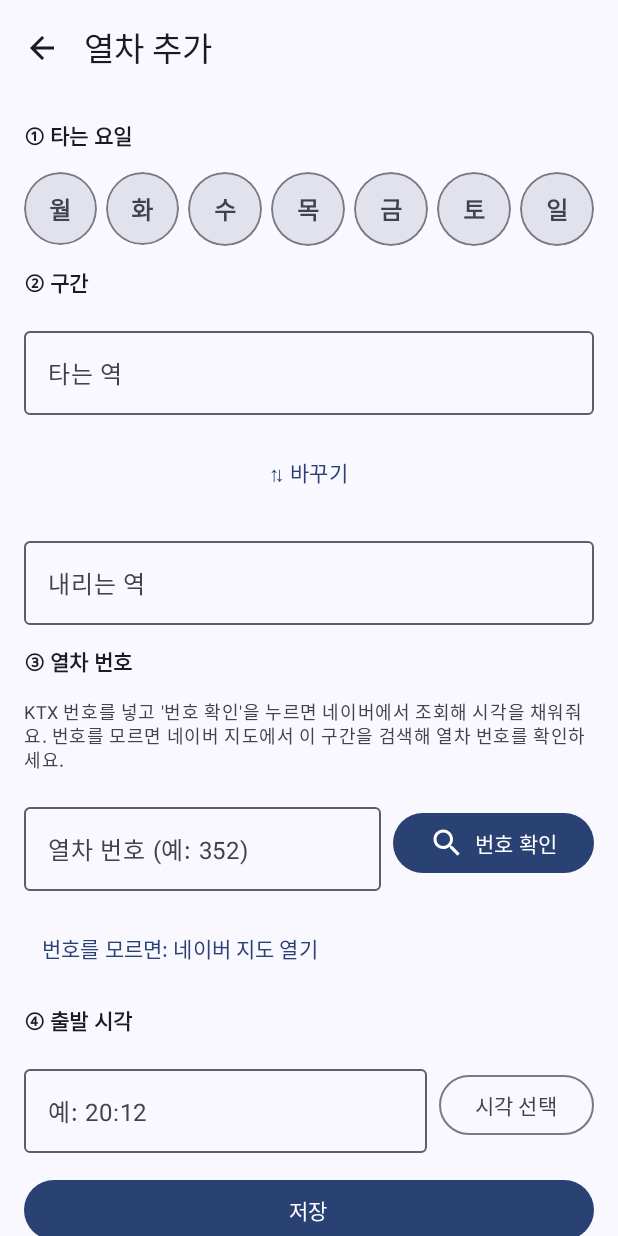
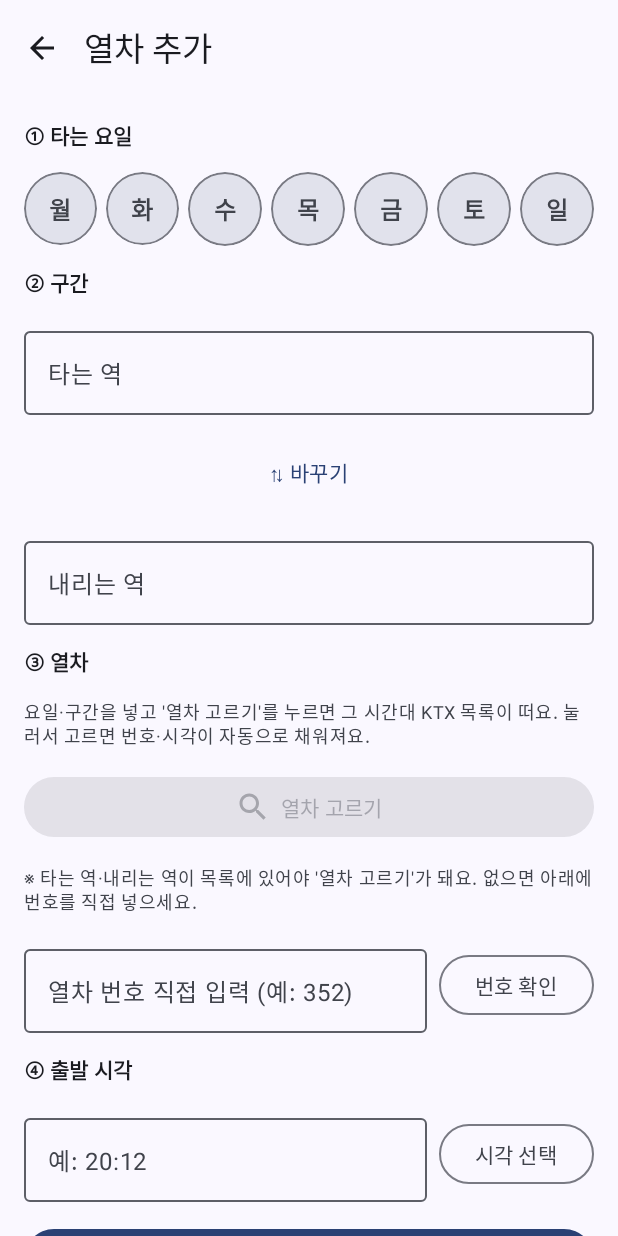
Before and after one commit to jstn0713/ktx-delay-alert, an Android app built with Jetpack Compose: the screen it shows after launch (MainActivity), after a tap on "열차 추가하기", on a phone screen of 412 x 824 dp. Run offline under Robolectric (Android 15) with nearby library versions, the phone set to English and light mode, and no system bars.

Commit message:
열차 고르기(앱 안에서 열차 목록으로 선택) 추가
네이버 길찾기 transit 응답으로 노선의 KTX 목록(번호·시각)을 받아, 요일·구간·
시간만 넣으면 목록에서 눌러 고르게 함. 번호를 몰라도 등록 가능(19:45/19:54 등).
지연은 기존 train-time 그대로 사용(transit에는 지연값이 없음).

- NaverClient.searchRoute + NaverRouteParser(transit paths → KTX 목록)
- Stations: 주요 KTX 역 좌표 내장(길찾기 좌표 필요)
- 등록 화면에 '열차 고르기' 추가, 번호 직접 입력은 대체 수단으로 유지
- 테스트 추가(transit 파싱: KTX 추출·지하철 제외·중복 제거)

Co-Authored-By: Claude Opus 4.8 <noreply@anthropic.com>
Claude-Session: https://claude.ai/code/session_01TDZoqpdCnTrspywGX8pskM

```diff
--- a/app/src/main/java/io/github/jstn0713/ktxdelay/core/Stations.kt
+++ b/app/src/main/java/io/github/jstn0713/ktxdelay/core/Stations.kt
@@ -1,23 +1,82 @@
 package io.github.jstn0713.ktxdelay.core
 
-/** 역 이름 입력할 때 보여줄 추천 목록 (KTX가 서는 주요 역). 목록에 없는 역도 직접 입력하면 된다. */
+/** KTX 정차역(좌표 포함). 네이버 길찾기(transit) 호출에 좌표가 필요하다. */
+data class Station(val name: String, val lat: Double, val lng: Double)
+
 object Stations {
-    val KTX = listOf(
-        "서울", "용산", "수서", "광명", "영등포", "수원", "행신", "청량리", "상봉",
-        "동탄", "평택지제", "천안아산", "오송", "대전", "서대전", "계룡", "논산", "공주",
-        "김천구미", "서대구", "동대구", "대구", "신경주", "경주", "울산(통도사)", "태화강", "부산", "구포", "부전",
-        "포항", "밀양", "진영", "창원중앙", "창원", "마산", "진주",
-        "익산", "김제", "정읍", "장성", "광주송정", "나주", "목포",
-        "전주", "남원", "곡성", "구례구", "순천", "여천", "여수EXPO",
-        "양평", "서원주", "만종", "횡성", "둔내", "평창", "진부(오대산)", "강릉", "정동진", "묵호", "동해",
-        "원주", "제천", "단양", "풍기", "영주", "안동", "의성", "영천",
+    /** 주요 KTX 역 (이름, 위도, 경도) — 네이버 역 데이터 기준 */
+    val LIST: List<Station> = listOf(
+        Station("서울", 37.554073, 126.9707021),
+        Station("용산", 37.5300508, 126.9650777),
+        Station("영등포", 37.5152412, 126.9071024),
+        Station("광명", 37.416534, 126.8848035),
+        Station("수원", 37.2660447, 126.9997956),
+        Station("행신", 37.6121179, 126.8343245),
+        Station("청량리", 37.58103, 127.0487122),
+        Station("상봉", 37.5970913, 127.0858735),
+        Station("수서", 37.4855438, 127.1043773),
+        Station("동탄", 37.1998621, 127.0954914),
+        Station("평택지제", 37.0188014, 127.0698621),
+        Station("천안아산", 36.794568, 127.104369),
+        Station("오송", 36.6200524, 127.3275639),
+        Station("대전", 36.33235, 127.4342),
+        Station("서대전", 36.3225755, 127.4036881),
+        Station("공주", 36.3323631, 127.0967682),
+        Station("계룡", 36.2728953, 127.265287),
+        Station("논산", 36.2072692, 127.0924043),
+        Station("김천구미", 36.1133434, 128.1809962),
+        Station("동대구", 35.8796734, 128.6284589),
+        Station("서대구", 35.8815475, 128.5399747),
+        Station("경산", 35.8192496, 128.7277131),
+        Station("밀양", 35.474472, 128.771162),
+        Station("구포", 35.2054351, 128.9971252),
+        Station("부산", 35.1151869, 129.0416007),
+        Station("울산(통도사)", 35.5514086, 129.1379724),
+        Station("경주", 35.7983496, 129.1389373),
+        Station("포항", 36.0716843, 129.3419644),
+        Station("태화강", 35.5386687, 129.3533533),
+        Station("마산", 35.2361035, 128.5771588),
+        Station("창원", 35.2573648, 128.6067776),
+        Station("창원중앙", 35.2423233, 128.7013406),
+        Station("진주", 35.1507068, 128.1179095),
+        Station("익산", 35.940496, 126.945758),
+        Station("김제", 35.7924479, 126.9028903),
+        Station("정읍", 35.5755323, 126.8423939),
+        Station("장성", 35.3, 126.780175),
+        Station("광주송정", 35.137757, 126.79095),
+        Station("나주", 35.0142925, 126.7170689),
+        Station("목포", 34.7911599, 126.386563),
+        Station("전주", 35.8498404, 127.1618183),
+        Station("남원", 35.411255, 127.361335),
+        Station("순천", 34.9457781, 127.5032322),
+        Station("여수EXPO", 34.753011, 127.748926),
+        Station("서원주", 37.3490322, 127.8399712),
+        Station("원주", 37.3159473, 127.9218976),
+        Station("만종", 37.3536649, 127.8930952),
+        Station("평창", 37.5623575, 128.4298575),
+        Station("진부(오대산)", 37.6428022, 128.5744664),
+        Station("강릉", 37.7645689, 128.8995705),
+        Station("정동진", 37.6914429, 129.0326875),
+        Station("동해", 37.4980743, 129.1237222),
+        Station("안동", 36.5748199, 128.6747718),
+        Station("영주", 36.8108607, 128.6249989),
+        Station("제천", 37.1278717, 128.2054534),
+        Station("인천공항T1", 37.4468263, 126.4515453),
+        Station("인천공항T2", 37.4684717, 126.4324851),
     )
 
+    private val BY_NAME = LIST.associateBy { normStation(it.name) }
+
+    fun find(name: String): Station? = BY_NAME[normStation(name)]
+
+    /** 이름 목록 (자동완성용) */
+    val KTX: List<String> = LIST.map { it.name }
+
     fun suggest(input: String, limit: Int = 8): List<String> {
-        val q = input.trim()
+        val q = normStation(input)
         if (q.isEmpty()) return listOf("천안아산", "수서", "서울", "오송", "대전", "동대구", "부산", "광명").take(limit)
-        val starts = KTX.filter { it.startsWith(q) }
-        val contains = KTX.filter { !it.startsWith(q) && it.contains(q) }
-        return (starts + contains).filter { it != q }.take(limit)
+        val starts = KTX.filter { normStation(it).startsWith(q) }
+        val contains = KTX.filter { !normStation(it).startsWith(q) && normStation(it).contains(q) }
+        return (starts + contains).filter { normStation(it) != q }.take(limit)
     }
 }
--- a/app/src/main/java/io/github/jstn0713/ktxdelay/ui/TrainsScreen.kt
+++ b/app/src/main/java/io/github/jstn0713/ktxdelay/ui/TrainsScreen.kt
@@ -61,7 +61,12 @@ import io.github.jstn0713.ktxdelay.core.DAY_NAMES
 import io.github.jstn0713.ktxdelay.core.LookupResult
 import io.github.jstn0713.ktxdelay.core.Monitor
 import io.github.jstn0713.ktxdelay.core.NaverClient
+import io.github.jstn0713.ktxdelay.core.RouteResult
+import io.github.jstn0713.ktxdelay.core.RouteTrain
 import io.github.jstn0713.ktxdelay.core.Stations
+import androidx.compose.material3.HorizontalDivider
+import androidx.compose.foundation.layout.heightIn
+import java.time.LocalDateTime
 import io.github.jstn0713.ktxdelay.core.Texts
 import io.github.jstn0713.ktxdelay.core.WatchTrain
 import io.github.jstn0713.ktxdelay.core.hm
@@ -155,6 +160,37 @@ fun TrainEditorScreen(initial: WatchTrain, isNew: Boolean, onClose: () -> Unit)
     var checking by remember { mutableStateOf(false) }
     var checkResult by remember { mutableStateOf<String?>(null) }
     var checkOk by remember { mutableStateOf(false) }
+    var company by remember { mutableStateOf(initial.railwayCompany) }
+
+    var pickOpen by remember { mutableStateOf(false) }
+    var picking by remember { mutableStateOf(false) }
+    var pickList by remember { mutableStateOf<List<RouteTrain>>(emptyList()) }
+    var pickError by remember { mutableStateOf<String?>(null) }
+
+    val depStation = Stations.find(dep)
+    val arrStation = Stations.find(arr)
+
+    fun runPick(fromTime: LocalTime, append: Boolean) {
+        val d = depStation ?: return
+        val a = arrStation ?: return
+        picking = true
+        pickError = null
+        scope.launch {
+            val today = nowKst().toLocalDate()
+            val date = if (days.isEmpty()) today
+            else (0..7).map { today.plusDays(it.toLong()) }.firstOrNull { it.dayOfWeek.value in days } ?: today
+            val res = withContext(Dispatchers.IO) { NaverClient().searchRoute(d, a, LocalDateTime.of(date, fromTime)) }
+            when (res) {
+                is RouteResult.Success -> {
+                    val merged = if (append) (pickList + res.trains).distinctBy { it.trainNo } else res.trains
+                    pickList = merged.sortedBy { it.depTime }
+                    if (merged.isEmpty()) pickError = "이 시간대에 조회된 KTX가 없어요."
+                }
+                is RouteResult.Failure -> pickError = res.message
+            }
+            picking = false
+        }
+    }
 
     fun checkDate(): LocalDate {
         val today = nowKst().toLocalDate()
@@ -185,6 +221,7 @@ fun TrainEditorScreen(initial: WatchTrain, isNew: Boolean, onClose: () -> Unit)
                     } else {
                         checkOk = true
                         trainName = t.trainName
+                        company = t.company
                         depStop.schedDep?.let { timeText = it.hm() }
                         arrTime = arrStop?.schedArr
                         val nowk = nowKst()
@@ -235,6 +272,7 @@ fun TrainEditorScreen(initial: WatchTrain, isNew: Boolean, onClose: () -> Unit)
                 trainNo = trainNo.filter { it.isDigit() }.trimStart('0'),
                 trainName = trainName,
                 arrTime = arrTime,
+                railwayCompany = company,
             ),
         )
         afterChange(ctx)
@@ -291,29 +329,44 @@ fun TrainEditorScreen(initial: WatchTrain, isNew: Boolean, onClose: () -> Unit)
             }
             StationField("내리는 역", arr) { arr = it; checkOk = false }
 
-            Text("③ 열차 번호", style = MaterialTheme.typography.titleSmall, fontWeight = FontWeight.Bold)
+            Text("③ 열차", style = MaterialTheme.typography.titleSmall, fontWeight = FontWeight.Bold)
             Text(
-                "KTX 번호를 넣고 '번호 확인'을 누르면 네이버에서 조회해 시각을 채워줘요. " +
-                    "번호를 모르면 네이버 지도에서 이 구간을 검색해 열차 번호를 확인하세요.",
+                "요일·구간을 넣고 '열차 고르기'를 누르면 그 시간대 KTX 목록이 떠요. " +
+                    "눌러서 고르면 번호·시각이 자동으로 채워져요.",
                 style = MaterialTheme.typography.bodySmall,
                 color = MaterialTheme.colorScheme.onSurfaceVariant,
             )
+            Button(
+                enabled = depStation != null && arrStation != null && !picking,
+                onClick = {
+                    pickOpen = true
+                    pickList = emptyList()
+                    runPick(parseHm(timeText) ?: nowKst().toLocalTime(), append = false)
+                },
+                modifier = Modifier.fillMaxWidth(),
+            ) {
+                Icon(Icons.Filled.Search, contentDescription = null)
+                Text("  열차 고르기")
+            }
+            if (depStation == null || arrStation == null) {
+                Text(
+                    "※ 타는 역·내리는 역이 목록에 있어야 '열차 고르기'가 돼요. 없으면 아래에 번호를 직접 넣으세요.",
+                    style = MaterialTheme.typography.bodySmall,
+                    color = MaterialTheme.colorScheme.onSurfaceVariant,
+                )
+            }
             Row(horizontalArrangement = Arrangement.spacedBy(8.dp), verticalAlignment = Alignment.CenterVertically) {
                 OutlinedTextField(
                     value = trainNo,
                     onValueChange = { trainNo = it.filter { c -> c.isDigit() }; checkOk = false },
-                    label = { Text("열차 번호 (예: 352)") },
+                    label = { Text("열차 번호 직접 입력 (예: 352)") },
                     singleLine = true,
                     keyboardOptions = KeyboardOptions(keyboardType = KeyboardType.Number),
                     modifier = Modifier.weight(1f),
                 )
-                Button(enabled = !checking, onClick = { verifyNumber() }) {
-                    Icon(Icons.Filled.Search, contentDescription = null)
-                    Text("  번호 확인")
+                OutlinedButton(enabled = !checking, onClick = { verifyNumber() }) {
+                    Text("번호 확인")
                 }
-            }
-            TextButton(onClick = { PhoneSetup.openUrl(ctx, "https://map.naver.com/") }) {
-                Text("번호를 모르면: 네이버 지도 열기")
             }
             if (checking) CircularProgressIndicator(Modifier.size(24.dp))
             checkResult?.let { msg ->
@@ -350,6 +403,51 @@ fun TrainEditorScreen(initial: WatchTrain, isNew: Boolean, onClose: () -> Unit)
             Button(onClick = { save() }, modifier = Modifier.fillMaxWidth()) { Text("저장") }
             Spacer(Modifier.size(40.dp))
         }
+    }
+
+    if (pickOpen) {
+        AlertDialog(
+            onDismissRequest = { pickOpen = false },
+            title = { Text("열차 고르기 · $dep → $arr") },
+            text = {
+                Column(Modifier.heightIn(max = 460.dp).verticalScroll(rememberScrollState())) {
+                    pickError?.let { Text(it, color = MaterialTheme.colorScheme.error) }
+                    pickList.forEach { t ->
+                        Column(
+                            Modifier.fillMaxWidth().clickable {
+                                trainNo = t.displayNo
+                                trainName = t.trainName
+                                timeText = t.depTime.hm()
+                                arrTime = t.arrTime
+                                company = t.company
+                                checkOk = true
+                                checkResult = "선택됨: ${t.trainName} ${t.displayNo} · ${t.depTime.hm()} 출발 → ${t.arrTime.hm()} 도착"
+                                pickOpen = false
+                            }.padding(vertical = 10.dp),
+                        ) {
+                            Text(
+                                "${t.depTime.hm()} → ${t.arrTime.hm()}",
+                                fontWeight = FontWeight.Bold,
+                                style = MaterialTheme.typography.titleMedium,
+                            )
+                            Text("${t.trainName} ${t.displayNo}", style = MaterialTheme.typography.bodySmall)
+                        }
+                        HorizontalDivider()
+                    }
+                    if (picking) CircularProgressIndicator(Modifier.padding(12.dp).size(28.dp))
+                }
+            },
+            confirmButton = {
+                TextButton(
+                    enabled = !picking && pickList.isNotEmpty(),
+                    onClick = {
+                        val last = pickList.maxByOrNull { it.depTime }?.depTime ?: return@TextButton
+                        runPick(last.plusMinutes(1), append = true)
+                    },
+                ) { Text("다음 시간대 더 보기") }
+            },
+            dismissButton = { TextButton(onClick = { pickOpen = false }) { Text("닫기") } },
+        )
     }
 
     if (confirmDelete) {
```
Also changed, not shown: app/src/main/java/io/github/jstn0713/ktxdelay/core/Naver.kt (+122 -0 lines), 2 other files.
